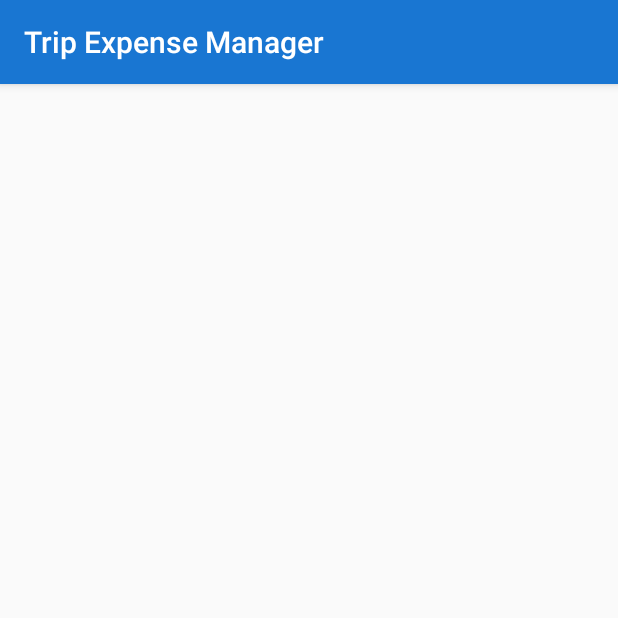
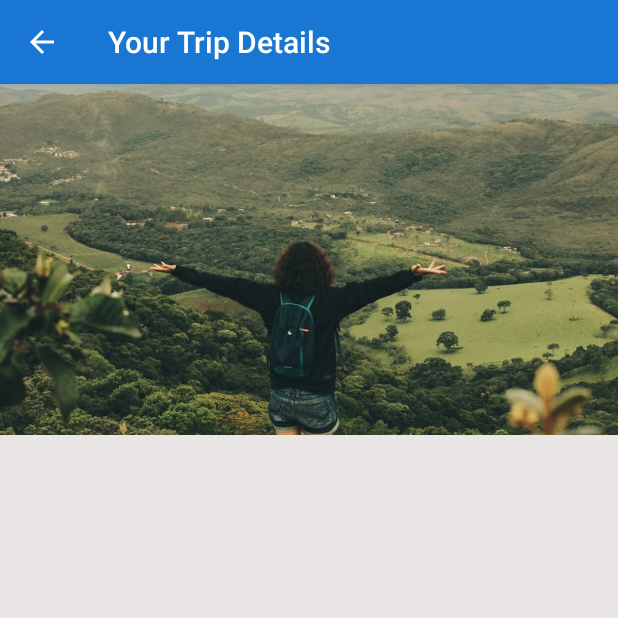
Before and after one commit to savan31/Trip_expense_manager, an Android app: the ActivityTripDetails screen opened directly, with no data from a screen before it, on a phone screen of 412 x 824 dp, the top half of it. Run offline under Robolectric (Android 15) with nearby library versions, the phone set to English and light mode, and no system bars; our stand-ins replace sdp/ssp sizes; 3 statements that could not run were skipped.

Commit message:
Trip Data Display Done

```diff
--- a/app/src/main/AndroidManifest.xml
+++ b/app/src/main/AndroidManifest.xml
@@ -9,7 +9,10 @@
         android:roundIcon="@mipmap/ic_launcher_round"
         android:supportsRtl="true"
         android:theme="@style/AppTheme">
-        <activity android:name=".ActivityTripDetails"></activity>
+        <activity android:name=".ActivityTripDetails"
+            android:label="Your Trip Details"
+            android:parentActivityName=".MainActivity"
+            ></activity>
         <activity
             android:name=".TripDataAdd"
             android:label="Create New Trip"
--- a/app/src/main/java/codes/tuton/tripexpensemanager/ActivityTripDetails.java
+++ b/app/src/main/java/codes/tuton/tripexpensemanager/ActivityTripDetails.java
@@ -1,14 +1,59 @@
 package codes.tuton.tripexpensemanager;
 
 import androidx.appcompat.app.AppCompatActivity;
+import androidx.recyclerview.widget.LinearLayoutManager;
+import androidx.recyclerview.widget.RecyclerView;
 
+import android.nfc.Tag;
 import android.os.Bundle;
+import android.util.Log;
+import android.widget.ImageView;
+
+import java.util.List;
+
+import codes.tuton.tripexpensemanager.Adaptor.AdaptorViewPerson;
+import codes.tuton.tripexpensemanager.Model.PersonModel;
+import codes.tuton.tripexpensemanager.Model.TripModel;
 
 public class ActivityTripDetails extends AppCompatActivity {
+
+    private final String TAG = this.getClass().getName();
+
+    RecyclerView recyclerViewPersonDetails;
+    RecyclerView.Adapter adapter;
+    RecyclerView.LayoutManager layoutManager;
+    private ImageView tripImageIV;
+    int[] ids = new int[]{R.drawable.trip,R.drawable.trip1,R.drawable.trip2,R.drawable.trip3,R.drawable.trip4 };
+
+
 
     @Override
     protected void onCreate(Bundle savedInstanceState) {
         super.onCreate(savedInstanceState);
         setContentView(R.layout.activity_trip_details);
+        tripImageIV = findViewById(R.id.tripImageIV);
+
+        int tripPosition = getIntent().getIntExtra("TRIP_POSITION", -1);
+        TripModel currentTripModel = MainActivity.tripModelList.get(tripPosition);
+        int idTrip = currentTripModel.getPrimaryId();
+        if ((idTrip+1)%5 == 0) {
+            tripImageIV.setImageResource(ids[4]);
+        } else if ((idTrip+1)%4 == 0) {
+            tripImageIV.setImageResource(ids[3]);
+        } else if ((idTrip+1)%3 == 0) {
+            tripImageIV.setImageResource(ids[2]);
+        } else if ((idTrip+1)%2 == 0) {
+           tripImageIV.setImageResource(ids[1]);
+        } else {
+            tripImageIV.setImageResource(ids[0]);
+        }
+
+        recyclerViewPersonDetails = findViewById(R.id.recyclerViewPersonDetails);
+        adapter = new AdaptorViewPerson(currentTripModel.getPersonModelList(),this);
+        layoutManager = new LinearLayoutManager(this);
+        recyclerViewPersonDetails.setAdapter(adapter);
+        recyclerViewPersonDetails.setLayoutManager(layoutManager);
+
     }
+
 }
--- a/app/src/main/java/codes/tuton/tripexpensemanager/Adaptor/AdaptorTripDetails.java
+++ b/app/src/main/java/codes/tuton/tripexpensemanager/Adaptor/AdaptorTripDetails.java
@@ -58,7 +58,7 @@ public class AdaptorTripDetails extends RecyclerView.Adapter<AdaptorTripDetails.
     }
 
     @Override
-    public void onBindViewHolder(@NonNull MainViewHolder holder, int position) {
+    public void onBindViewHolder(@NonNull MainViewHolder holder, final int position) {
         TripModel tripModel = tripModelList.get(position);
         final int idTrip = tripModel.getPrimaryId();
         if ((idTrip+1)%5 == 0) {
@@ -80,6 +80,7 @@ public class AdaptorTripDetails extends RecyclerView.Adapter<AdaptorTripDetails.
             @Override
             public void onClick(View v) {
                 Intent intent = new Intent(context, ActivityTripDetails.class);
+                intent.putExtra("TRIP_POSITION",position);
                 context.startActivity(intent);
             }
         });
--- a/app/src/main/java/codes/tuton/tripexpensemanager/MainActivity.java
+++ b/app/src/main/java/codes/tuton/tripexpensemanager/MainActivity.java
@@ -38,7 +38,9 @@ public class MainActivity extends AppCompatActivity {
     RecyclerView recyclerViewTrip;
     RecyclerView.Adapter adapter;
     RecyclerView.LayoutManager layoutManager;
-    List<TripModel> tripModelList = new ArrayList<>();
+
+    //Public Static
+    public static List<TripModel> tripModelList = new ArrayList<>();
 
     @Override
     protected void onCreate(Bundle savedInstanceState) {
--- a/app/src/main/res/layout/activity_trip_details.xml
+++ b/app/src/main/res/layout/activity_trip_details.xml
@@ -1,9 +1,30 @@
 <?xml version="1.0" encoding="utf-8"?>
-<androidx.constraintlayout.widget.ConstraintLayout xmlns:android="http://schemas.android.com/apk/res/android"
+<LinearLayout xmlns:android="http://schemas.android.com/apk/res/android"
     xmlns:app="http://schemas.android.com/apk/res-auto"
     xmlns:tools="http://schemas.android.com/tools"
     android:layout_width="match_parent"
     android:layout_height="match_parent"
+    android:orientation="vertical"
+    android:background="@color/colorBlackGround"
     tools:context=".ActivityTripDetails">
+    <ImageView
+        android:id="@+id/tripImageIV"
+        android:adjustViewBounds="true"
+        android:scaleType="centerCrop"
+        android:layout_width="fill_parent"
+        android:layout_height="@dimen/_180sdp"
+        android:src="@drawable/trip2"/>
 
-</androidx.constraintlayout.widget.ConstraintLayout>
+    <LinearLayout
+        android:layout_width="match_parent"
+        android:layout_height="wrap_content"
+        android:padding="@dimen/_12sdp"
+        >
+        <androidx.recyclerview.widget.RecyclerView
+            android:id="@+id/recyclerViewPersonDetails"
+            android:layout_width="match_parent"
+            android:layout_height="wrap_content"/>
+
+    </LinearLayout>
+
+</LinearLayout>
```
Also changed, not shown: app/src/main/java/codes/tuton/tripexpensemanager/Adaptor/AdaptorViewPerson.java (added, +71 -0 lines), app/src/main/res/layout/card_trip_person_details.xml (added, +78 -0 lines).
